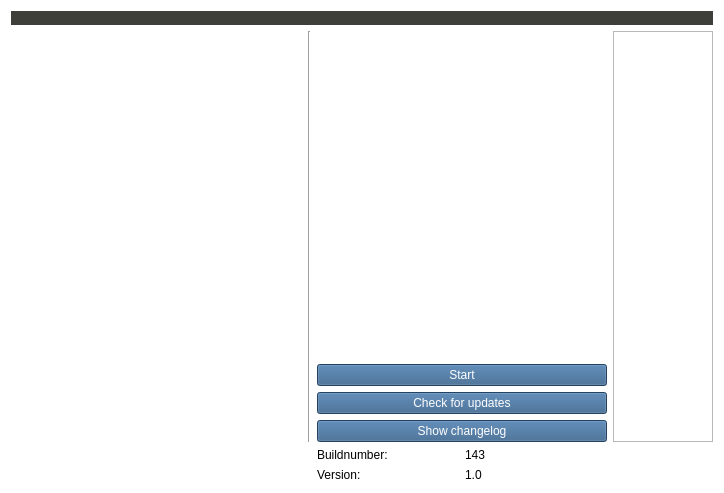
This is loader/mainwindow.ui in bernb/dojam as Qt 5 draws it before an edit. The edited form follows.
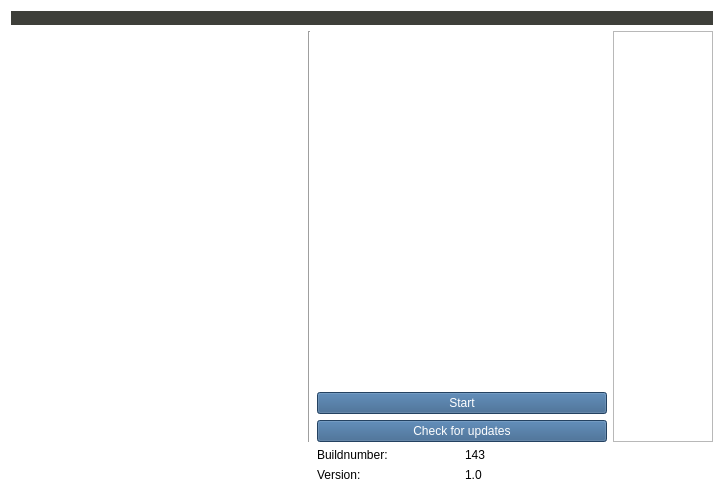
This is the edited form. Icons and pictures are not drawn.

Commit message: Remove changelog button for as it will get implemented later

```diff
--- a/loader/mainwindow.ui
+++ b/loader/mainwindow.ui
@@ -99,7 +99,7 @@
     <enum>QLayout::SetDefaultConstraint</enum>
    </property>
    <item row="1" column="2">
-    <layout class="QGridLayout" name="gridLayout" rowstretch="0,0,0,0,0,0,0">
+    <layout class="QGridLayout" name="gridLayout" rowstretch="0,0,0,0,0,0">
      <property name="spacing">
       <number>6</number>
      </property>
@@ -130,13 +130,6 @@
        </property>
       </spacer>
      </item>
-     <item row="4" column="0">
-      <widget class="QPushButton" name="pushButton">
-       <property name="text">
-        <string>Show changelog</string>
-       </property>
-      </widget>
-     </item>
     </layout>
    </item>
    <item row="2" column="2">
```
